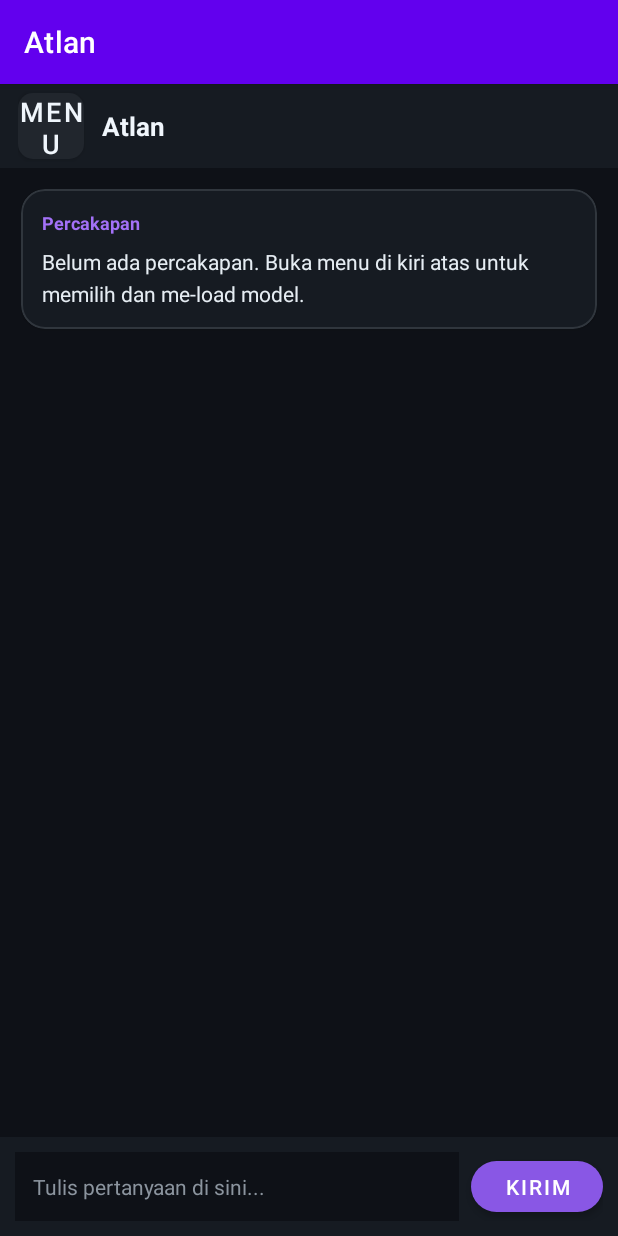
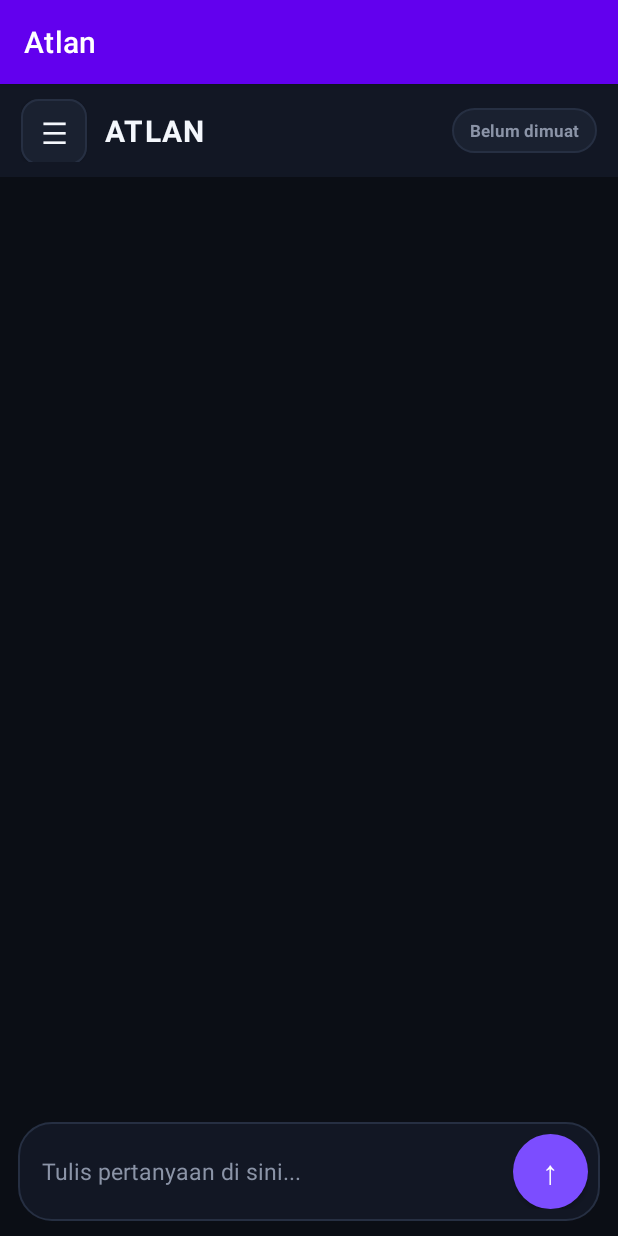
Before and after one commit to akijus39-byte/Akijus, an Android app: the screen it shows after launch (MainActivity), on a phone screen of 412 x 824 dp. Run offline under Robolectric (Android 15) with nearby library versions, the phone set to English and light mode, and no system bars; 2 statements that could not run were skipped.

Commit message:
UI premium ala web: header ATLAN gradient + pill status, bubble chat Gemini, drawer restyle

```diff
--- a/app/src/main/res/layout/activity_main.xml
+++ b/app/src/main/res/layout/activity_main.xml
@@ -4,21 +4,24 @@
     android:id="@+id/drawerLayout"
     android:layout_width="match_parent"
     android:layout_height="match_parent"
-    android:background="#0E1117">
+    android:background="@color/atlan_bg">
 
     <!-- LAYAR UTAMA: BERSIH KHUSUS CHAT -->
     <androidx.constraintlayout.widget.ConstraintLayout
         android:layout_width="match_parent"
         android:layout_height="match_parent"
-        android:background="#0E1117">
+        android:background="@color/atlan_bg">
 
-        <!-- Header minimalis: tombol garis tiga di kiri atas + judul -->
+        <!-- Header: hamburger + ATLAN gradient + pill status -->
         <androidx.constraintlayout.widget.ConstraintLayout
             android:id="@+id/topBar"
             android:layout_width="0dp"
-            android:layout_height="56dp"
-            android:background="#161B22"
-            android:paddingHorizontal="12dp"
+            android:layout_height="62dp"
+            android:background="@color/atlan_panel"
+            android:paddingTop="10dp"
+            android:paddingBottom="10dp"
+            android:paddingStart="14dp"
+            android:paddingEnd="14dp"
             app:layout_constraintTop_toTopOf="parent"
             app:layout_constraintStart_toStartOf="parent"
             app:layout_constraintEnd_toEndOf="parent">
@@ -29,12 +32,16 @@
                 android:layout_height="44dp"
                 android:insetTop="0dp"
                 android:insetBottom="0dp"
+                android:insetLeft="0dp"
+                android:insetRight="0dp"
                 android:padding="0dp"
-                android:text="MENU"
-                android:textColor="#F0F6FC"
-                android:textSize="18sp"
-                app:backgroundTint="#21262D"
-                app:cornerRadius="10dp"
+                android:text="&#9776;"
+                android:textColor="@color/atlan_text"
+                android:textSize="20sp"
+                app:backgroundTint="@color/atlan_panel2"
+                app:cornerRadius="12dp"
+                app:strokeColor="@color/atlan_border"
+                app:strokeWidth="1dp"
                 app:layout_constraintTop_toTopOf="parent"
                 app:layout_constraintBottom_toBottomOf="parent"
                 app:layout_constraintStart_toStartOf="parent" />
@@ -44,13 +51,32 @@
                 android:layout_width="0dp"
                 android:layout_height="wrap_content"
                 android:layout_marginStart="12dp"
-                android:text="Atlan"
-                android:textColor="#F0F6FC"
-                android:textSize="17sp"
+                android:layout_marginEnd="10dp"
+                android:text="ATLAN"
+                android:textColor="@color/atlan_text"
+                android:textSize="20sp"
+                android:textStyle="bold"
+                android:letterSpacing="0.04"
+                app:layout_constraintTop_toTopOf="parent"
+                app:layout_constraintBottom_toBottomOf="parent"
+                app:layout_constraintStart_toEndOf="@id/btnMenu"
+                app:layout_constraintEnd_toStartOf="@id/tvPill" />
+
+            <TextView
+                android:id="@+id/tvPill"
+                android:layout_width="wrap_content"
+                android:layout_height="wrap_content"
+                android:background="@drawable/pill_bg"
+                android:paddingTop="7dp"
+                android:paddingBottom="7dp"
+                android:paddingStart="12dp"
+                android:paddingEnd="12dp"
+                android:text="Belum dimuat"
+                android:textColor="@color/atlan_muted"
+                android:textSize="11sp"
                 android:textStyle="bold"
                 app:layout_constraintTop_toTopOf="parent"
                 app:layout_constraintBottom_toBottomOf="parent"
-                app:layout_constraintStart_toEndOf="@id/btnMenu"
                 app:layout_constraintEnd_toEndOf="parent" />
         </androidx.constraintlayout.widget.ConstraintLayout>
 
@@ -66,38 +92,21 @@
             app:layout_constraintEnd_toEndOf="parent">
 
             <com.google.android.material.card.MaterialCardView
+                android:id="@+id/chatCard"
                 android:layout_width="match_parent"
                 android:layout_height="wrap_content"
-                app:cardBackgroundColor="#161B22"
+                android:visibility="gone"
+                app:cardBackgroundColor="@color/atlan_panel"
                 app:cardCornerRadius="16dp"
-                app:strokeColor="#30363D"
+                app:strokeColor="@color/atlan_border"
                 app:strokeWidth="1dp">
 
                 <LinearLayout
+                    android:id="@+id/chatListCtn"
                     android:layout_width="match_parent"
                     android:layout_height="wrap_content"
                     android:orientation="vertical"
-                    android:padding="14dp">
-
-                    <TextView
-                        android:layout_width="wrap_content"
-                        android:layout_height="wrap_content"
-                        android:text="Percakapan"
-                        android:textColor="#A371F7"
-                        android:textSize="12sp"
-                        android:textStyle="bold" />
-
-                    <TextView
-                        android:id="@+id/tvOutput"
-                        android:layout_width="match_parent"
-                        android:layout_height="wrap_content"
-                        android:layout_marginTop="8dp"
-                        android:lineSpacingExtra="5dp"
-                        android:text="Belum ada percakapan. Buka menu di kiri atas untuk memilih dan me-load model."
-                        android:textColor="#E6EDF3"
-                        android:textIsSelectable="true"
-                        android:textSize="14sp" />
-                </LinearLayout>
+                    android:padding="10dp" />
             </com.google.android.material.card.MaterialCardView>
         </ScrollView>
 
@@ -106,126 +115,175 @@
             android:id="@+id/inputBar"
             android:layout_width="0dp"
             android:layout_height="wrap_content"
-            android:background="#161B22"
+            android:background="@color/atlan_bg"
             android:padding="10dp"
+            android:paddingStart="12dp"
+            android:paddingEnd="12dp"
             app:layout_constraintBottom_toBottomOf="parent"
             app:layout_constraintStart_toStartOf="parent"
             app:layout_constraintEnd_toEndOf="parent">
 
-            <EditText
-                android:id="@+id/etPrompt"
+            <LinearLayout
                 android:layout_width="0dp"
                 android:layout_height="wrap_content"
-                android:layout_marginEnd="8dp"
-                android:background="#0E1117"
-                android:hint="Tulis pertanyaan di sini..."
-                android:inputType="textMultiLine"
-                android:maxLines="4"
-                android:minHeight="46dp"
-                android:paddingHorizontal="12dp"
-                android:paddingVertical="10dp"
-                android:textColor="#F0F6FC"
-                android:textColorHint="#8B949E"
-                android:textSize="14sp"
+                android:background="@drawable/composer_bg"
+                android:gravity="center_vertical"
+                android:orientation="horizontal"
+                android:padding="8dp"
+                android:paddingStart="16dp"
                 app:layout_constraintTop_toTopOf="parent"
                 app:layout_constraintBottom_toBottomOf="parent"
                 app:layout_constraintStart_toStartOf="parent"
-                app:layout_constraintEnd_toStartOf="@id/btnGenerate" />
+                app:layout_constraintEnd_toEndOf="parent">
 
-            <com.google.android.material.button.MaterialButton
-                android:id="@+id/btnGenerate"
-                android:layout_width="wrap_content"
-                android:layout_height="46dp"
-                android:text="KIRIM"
-                android:textColor="#FFFFFF"
-                app:backgroundTint="#8957E5"
-                app:cornerRadius="20dp"
-                app:layout_constraintTop_toTopOf="parent"
-                app:layout_constraintBottom_toBottomOf="parent"
-                app:layout_constraintEnd_toEndOf="parent" />
+                <EditText
+                    android:id="@+id/etPrompt"
+                    android:layout_width="0dp"
+                    android:layout_height="wrap_content"
+                    android:layout_weight="1"
+                    android:background="@android:color/transparent"
+                    android:hint="Tulis pertanyaan di sini..."
+                    android:inputType="textMultiLine"
+                    android:maxLines="4"
+                    android:minHeight="46dp"
+                    android:paddingTop="8dp"
+                    android:paddingBottom="8dp"
+                    android:textColor="@color/atlan_text"
+                    android:textColorHint="@color/atlan_muted"
+                    android:textSize="15sp" />
+
+                <com.google.android.material.button.MaterialButton
+                    android:id="@+id/btnGenerate"
+                    android:layout_width="50dp"
+                    android:layout_height="50dp"
+                    android:layout_marginStart="9dp"
+                    android:insetTop="0dp"
+                    android:insetBottom="0dp"
+                    android:insetLeft="0dp"
+                    android:insetRight="0dp"
+                    android:padding="0dp"
+                    android:text="&#8593;"
+                    android:textColor="#FFFFFF"
+                    android:textSize="22sp"
+                    app:backgroundTint="@color/atlan_violet2"
+                    app:cornerRadius="25dp" />
+            </LinearLayout>
         </androidx.constraintlayout.widget.ConstraintLayout>
 
     </androidx.constraintlayout.widget.ConstraintLayout>
 
     <!-- PANEL PENGATURAN SAMPING KIRI (TERBUKA DARI GARIS TIGA) -->
     <ScrollView
-        android:layout_width="290dp"
+        android:layout_width="300dp"
         android:layout_height="match_parent"
         android:layout_gravity="start"
-        android:background="#161B22"
+        android:background="@color/atlan_drawer"
         android:fillViewport="true">
 
     <LinearLayout
         android:id="@+id/navDrawerPanel"
         android:layout_width="match_parent"
         android:layout_height="wrap_content"
-        android:background="#161B22"
+        android:background="@color/atlan_drawer"
         android:orientation="vertical"
         android:padding="16dp">
 
         <TextView
+            android:id="@+id/tvDrawerTitle"
             android:layout_width="wrap_content"
             android:layout_height="wrap_content"
-            android:text="Pengaturan &amp; Model"
-            android:textColor="#F0F6FC"
-            android:textSize="18sp"
-            android:textStyle="bold" />
+            android:text="ATLAN"
+            android:textColor="@color/atlan_text"
+            android:textSize="17sp"
+            android:textStyle="bold"
+            android:letterSpacing="0.04" />
 
         <TextView
-            android:id="@+id/tvStatus"
+            android:id="@+id/tvDrawerVer"
+            android:layout_width="wrap_content"
+            android:layout_height="wrap_content"
+            android:layout_marginTop="2dp"
+            android:text="v1.1"
+            android:textColor="@color/atlan_muted"
+            android:textSize="11sp" />
+
+        <com.google.android.material.card.MaterialCardView
             android:layout_width="match_parent"
             android:layout_height="wrap_content"
-            android:layout_marginTop="8dp"
-            android:text="Status: model belum di-load"
-            android:textColor="#8B949E"
-            android:textSize="12sp" />
+            android:layout_marginTop="14dp"
+            app:cardBackgroundColor="@color/atlan_panel"
+            app:cardCornerRadius="16dp"
+            app:strokeColor="@color/atlan_border"
+            app:strokeWidth="1dp">
 
-        <TextView
-            android:id="@+id/tvSelectedModel"
-            android:layout_width="match_parent"
-            android:layout_height="wrap_content"
-            android:layout_marginTop="6dp"
-            android:text="File: belum dipilih"
-            android:textColor="#C9D1D9"
-            android:textSize="12sp" />
+            <LinearLayout
+                android:layout_width="match_parent"
+                android:layout_height="wrap_content"
+                android:orientation="vertical"
+                android:padding="14dp">
 
-        <com.google.android.material.button.MaterialButton
-            android:id="@+id/btnPickFile"
-            android:layout_width="match_parent"
-            android:layout_height="44dp"
-            android:layout_marginTop="16dp"
-            android:text="PILIH FILE (.GGUF)"
-            android:textColor="#E6EDF3"
-            android:textSize="12sp"
-            app:backgroundTint="#21262D"
-            app:cornerRadius="12dp"
-            app:strokeColor="#30363D"
-            app:strokeWidth="1dp" />
+                <TextView
+                    android:layout_width="wrap_content"
+                    android:layout_height="wrap_content"
+                    android:text="MODEL AKTIF"
+                    android:textColor="@color/atlan_violet"
+                    android:textSize="11sp"
+                    android:textStyle="bold"
+                    android:letterSpacing="0.16" />
 
-        <com.google.android.material.button.MaterialButton
-            android:id="@+id/btnLoadModel"
-            android:layout_width="match_parent"
-            android:layout_height="44dp"
-            android:layout_marginTop="10dp"
-            android:text="LOAD MODEL"
-            android:textColor="#FFFFFF"
-            android:textSize="12sp"
-            app:backgroundTint="#6E40C9"
-            app:cornerRadius="12dp" />
+                <TextView
+                    android:id="@+id/tvStatus"
+                    android:layout_width="match_parent"
+                    android:layout_height="wrap_content"
+                    android:layout_marginTop="8dp"
+                    android:text="Status: model belum di-load"
+                    android:textColor="@color/atlan_muted"
+                    android:textSize="13sp" />
 
-        <View
-            android:layout_width="match_parent"
-            android:layout_height="1dp"
-            android:layout_marginVertical="16dp"
-            android:background="#30363D" />
+                <TextView
+                    android:id="@+id/tvSelectedModel"
+                    android:layout_width="match_parent"
+                    android:layout_height="wrap_content"
+                    android:layout_marginTop="6dp"
+                    android:text="File: belum dipilih"
+                    android:textColor="@color/atlan_text2"
+                    android:textSize="13sp" />
+
+                <com.google.android.material.button.MaterialButton
+                    android:id="@+id/btnPickFile"
+                    android:layout_width="match_parent"
+                    android:layout_height="44dp"
+                    android:layout_marginTop="12dp"
+                    android:text="PILIH FILE (.GGUF)"
+                    android:textColor="@color/atlan_text2"
+                    android:textSize="12sp"
+                    app:backgroundTint="@color/atlan_panel2"
+                    app:cornerRadius="12dp"
+                    app:strokeColor="@color/atlan_border"
+                    app:strokeWidth="1dp" />
+
+                <com.google.android.material.button.MaterialButton
+                    android:id="@+id/btnLoadModel"
+                    android:layout_width="match_parent"
+                    android:layout_height="44dp"
+                    android:layout_marginTop="10dp"
+                    android:text="LOAD MODEL"
+                    android:textColor="#FFFFFF"
+                    android:textSize="12sp"
+                    app:backgroundTint="@color/atlan_violet2"
+                    app:cornerRadius="12dp" />
+            </LinearLayout>
+        </com.google.android.material.card.MaterialCardView>
 
         <TextView
             android:layout_width="wrap_content"
             android:layout_height="wrap_content"
-            android:text="LoRA Adapters"
-            android:textColor="#F0F6FC"
-            android:textSize="14sp"
-            android:textStyle="bold" />
+            android:layout_marginTop="16dp"
+            android:text="LORA ADAPTERS"
+            android:textColor="@color/atlan_muted"
+            android:textSize="11sp"
+            android:textStyle="bold"
+            android:letterSpacing="0.14" />
 
         <TextView
             android:id="@+id/tvLoraInfo"
@@ -233,7 +291,7 @@
             android:layout_height="wrap_content"
             android:layout_marginTop="6dp"
             android:text="LoRA: 0 terpasang"
-            android:textColor="#8B949E"
+            android:textColor="@color/atlan_muted"
             android:textSize="12sp" />
 
         <LinearLayout
@@ -249,11 +307,11 @@
             android:layout_height="44dp"
             android:layout_marginTop="10dp"
             android:text="TAMBAH LORA"
-            android:textColor="#E6EDF3"
+            android:textColor="@color/atlan_text2"
             android:textSize="12sp"
-            app:backgroundTint="#21262D"
+            app:backgroundTint="@color/atlan_panel2"
             app:cornerRadius="12dp"
-            app:strokeColor="#30363D"
+            app:strokeColor="@color/atlan_border"
             app:strokeWidth="1dp" />
 
         <com.google.android.material.button.MaterialButton
@@ -262,26 +320,28 @@
             android:layout_height="44dp"
             android:layout_marginTop="10dp"
             android:text="HAPUS SEMUA LORA"
-            android:textColor="#F85149"
+            android:textColor="@color/atlan_red"
             android:textSize="12sp"
-            app:backgroundTint="#21262D"
+            app:backgroundTint="@color/atlan_panel2"
             app:cornerRadius="12dp"
-            app:strokeColor="#F85149"
+            app:strokeColor="@color/atlan_red"
             app:strokeWidth="1dp" />
 
         <View
             android:layout_width="match_parent"
             android:layout_height="1dp"
-            android:layout_marginVertical="16dp"
-            android:background="#30363D" />
+            android:layout_marginTop="16dp"
+            android:layout_marginBottom="16dp"
+            android:background="@color/atlan_border" />
 
         <TextView
             android:layout_width="wrap_content"
             android:layout_height="wrap_content"
-            android:text="Pustaka"
-            android:textColor="#F0F6FC"
-            android:textSize="14sp"
-            android:textStyle="bold" />
+            android:text="PUSTAKA"
+            android:textColor="@color/atlan_muted"
+            android:textSize="11sp"
+            android:textStyle="bold"
+            android:letterSpacing="0.14" />
 
         <TextView
             android:id="@+id/tvModeInfo"
@@ -289,7 +349,7 @@
             android:layout_height="wrap_content"
             android:layout_marginTop="6dp"
             android:text="Mode: Ketat (hanya dari buku)"
-            android:textColor="#8B949E"
+            android:textColor="@color/atlan_muted"
             android:textSize="12sp" />
 
         <com.google.android.material.button.MaterialButton
@@ -298,11 +358,11 @@
             android:layout_height="44dp"
             android:layout_marginTop="10dp"
             android:text="UBAH KE BEBAS"
-            android:textColor="#E6EDF3"
+            android:textColor="@color/atlan_text2"
             android:textSize="12sp"
-            app:backgroundTint="#21262D"
+            app:backgroundTint="@color/atlan_panel2"
             app:cornerRadius="12dp"
-            app:strokeColor="#30363D"
+            app:strokeColor="@color/atlan_border"
             app:strokeWidth="1dp" />
 
         <TextView
@@ -311,7 +371,7 @@
             android:layout_height="wrap_content"
             android:layout_marginTop="6dp"
             android:text="Buku: 0 aktif"
-            android:textColor="#8B949E"
+            android:textColor="@color/atlan_muted"
             android:textSize="12sp" />
 
         <LinearLayout
@@ -327,11 +387,11 @@
             android:layout_height="44dp"
             android:layout_marginTop="10dp"
             android:text="TAMBAH BUKU (TXT)"
-            android:textColor="#E6EDF3"
+            android:textColor="@color/atlan_text2"
             android:textSize="12sp"
-            app:backgroundTint="#21262D"
+            app:backgroundTint="@color/atlan_panel2"
             app:cornerRadius="12dp"
-            app:strokeColor="#30363D"
+            app:strokeColor="@color/atlan_border"
             app:strokeWidth="1dp" />
 
         <com.google.android.material.button.MaterialButton
@@ -340,25 +400,36 @@
             android:layout_height="44dp"
             android:layout_marginTop="10dp"
             android:text="HAPUS SEMUA BUKU"
-            android:textColor="#F85149"
+            android:textColor="@color/atlan_red"
             android:textSize="12sp"
-            app:backgroundTint="#21262D"
+            app:backgroundTint="@color/atlan_panel2"
             app:cornerRadius="12dp"
-            app:strokeColor="#F85149"
+            app:strokeColor="@color/atlan_red"
             app:strokeWidth="1dp" />
 
         <View
             android:layout_width="match_parent"
             android:layout_height="1dp"
-            android:layout_marginVertical="16dp"
-            android:background="#30363D" />
+            android:layout_marginTop="16dp"
+            android:layout_marginBottom="16dp"
+            android:background="@color/atlan_border" />
+
+        <TextView
+            android:layout_width="wrap_content"
+            android:layout_height="wrap_content"
+            android:text="PERCAKAPAN"
+            android:textColor="@color/atlan_muted"
+            android:textSize="11sp"
+            android:textStyle="bold"
+            android:letterSpacing="0.14" />
 
         <TextView
             android:id="@+id/tvHistoryInfo"
             android:layout_width="match_parent"
             android:layout_height="wrap_content"
-            android:text="Riwayat disimpan: 0 / 20 pesan"
-            android:textColor="#8B949E"
+            android:layout_marginTop="6dp"
+            android:text="Riwayat disimpan: 0 / 20"
+            android:textColor="@color/atlan_muted"
             android:textSize="12sp" />
 
         <com.google.android.material.button.MaterialButton
@@ -367,11 +438,11 @@
             android:layout_height="44dp"
             android:layout_marginTop="10dp"
             android:text="HAPUS RIWAYAT"
-            android:textColor="#F85149"
+            android:textColor="@color/atlan_red"
             android:textSize="12sp"
-            app:backgroundTint="#21262D"
+            app:backgroundTint="@color/atlan_panel2"
             app:cornerRadius="12dp"
-            app:strokeColor="#F85149"
+            app:strokeColor="@color/atlan_red"
             app:strokeWidth="1dp" />
 
     </LinearLayout>
```
